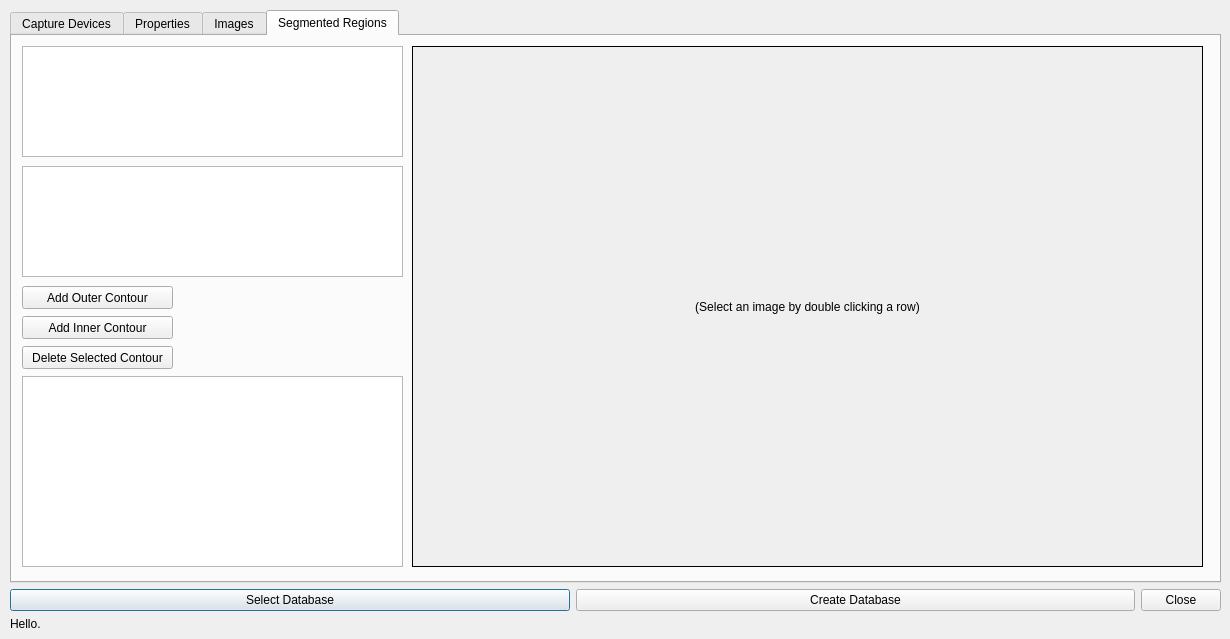
The window that manageTrainingDataForm.ui (asmith9455/imageClassifier) describes before a commit, drawn with Qt 5.
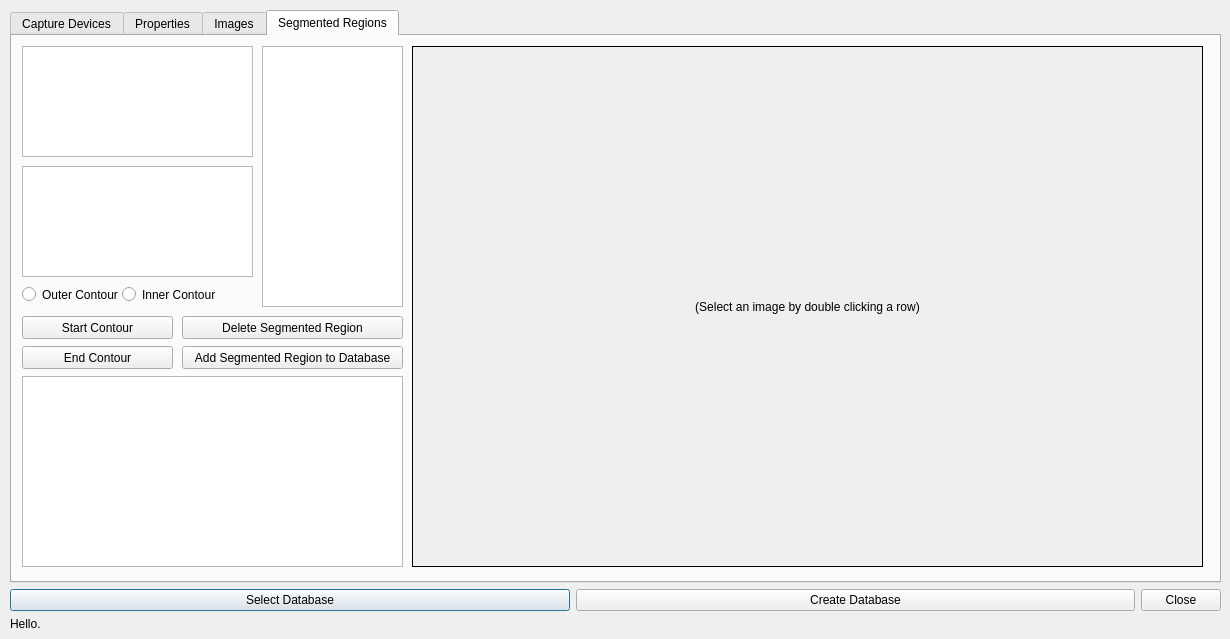
The same window after the commit. The open tabs and pages were chosen to show the change. Custom widgets are drawn as their Qt base class.

Commit message: Started segmented region functionality

What changed in the file:
```diff
--- a/manageTrainingDataForm.ui
+++ b/manageTrainingDataForm.ui
@@ -383,7 +383,7 @@
          <rect>
           <x>10</x>
           <y>130</y>
-          <width>381</width>
+          <width>231</width>
           <height>111</height>
          </rect>
         </property>
@@ -399,7 +399,7 @@
          <rect>
           <x>10</x>
           <y>10</y>
-          <width>381</width>
+          <width>231</width>
           <height>111</height>
          </rect>
         </property>
@@ -442,20 +442,7 @@
          <bool>true</bool>
         </property>
        </widget>
-       <widget class="QPushButton" name="pushButton">
-        <property name="geometry">
-         <rect>
-          <x>10</x>
-          <y>250</y>
-          <width>151</width>
-          <height>23</height>
-         </rect>
-        </property>
-        <property name="text">
-         <string>Add Outer Contour</string>
-        </property>
-       </widget>
-       <widget class="QPushButton" name="pushButton_2">
+       <widget class="QPushButton" name="btn_startContour">
         <property name="geometry">
          <rect>
           <x>10</x>
@@ -465,12 +452,25 @@
          </rect>
         </property>
         <property name="text">
-         <string>Add Inner Contour</string>
+         <string>Start Contour</string>
         </property>
        </widget>
        <widget class="QPushButton" name="pushButton_3">
         <property name="geometry">
          <rect>
+          <x>170</x>
+          <y>280</y>
+          <width>221</width>
+          <height>23</height>
+         </rect>
+        </property>
+        <property name="text">
+         <string>Delete Segmented Region</string>
+        </property>
+       </widget>
+       <widget class="QPushButton" name="btn_endOuterContour">
+        <property name="geometry">
+         <rect>
           <x>10</x>
           <y>310</y>
           <width>151</width>
@@ -478,7 +478,56 @@
          </rect>
         </property>
         <property name="text">
-         <string>Delete Selected Contour</string>
+         <string>End Contour</string>
+        </property>
+       </widget>
+       <widget class="QPushButton" name="pushButton_4">
+        <property name="geometry">
+         <rect>
+          <x>170</x>
+          <y>310</y>
+          <width>221</width>
+          <height>23</height>
+         </rect>
+        </property>
+        <property name="text">
+         <string>Add Segmented Region to Database</string>
+        </property>
+       </widget>
+       <widget class="QRadioButton" name="radioBtn_selectOuterContour">
+        <property name="geometry">
+         <rect>
+          <x>10</x>
+          <y>250</y>
+          <width>111</width>
+          <height>17</height>
+         </rect>
+        </property>
+        <property name="text">
+         <string>Outer Contour</string>
+        </property>
+       </widget>
+       <widget class="QRadioButton" name="radioBtn_selectInnerContour">
+        <property name="geometry">
+         <rect>
+          <x>110</x>
+          <y>250</y>
+          <width>111</width>
+          <height>17</height>
+         </rect>
+        </property>
+        <property name="text">
+         <string>Inner Contour</string>
+        </property>
+       </widget>
+       <widget class="QTreeView" name="treeView_segRegionPoints">
+        <property name="geometry">
+         <rect>
+          <x>250</x>
+          <y>10</y>
+          <width>141</width>
+          <height>261</height>
+         </rect>
         </property>
        </widget>
       </widget>
@@ -492,6 +541,13 @@
    <zorder>tabWidget</zorder>
   </widget>
  </widget>
+ <customwidgets>
+  <customwidget>
+   <class>ClickableLabel</class>
+   <extends>QLabel</extends>
+   <header>clickableLabel.h</header>
+  </customwidget>
+ </customwidgets>
  <resources/>
  <connections>
   <connection>
```
Left out of the diff: 18 changed lines with no effect on the pictures. The commit also changes 5 other files.
